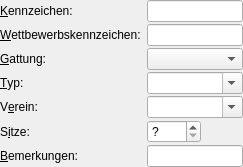
The window that src/gui/windows/objectEditor/PlaneEditorPane.ui (startkladde/startkladde) describes before a commit, drawn with Qt 5.
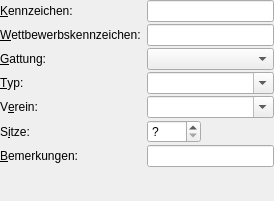
The same window after the commit. Custom widgets are drawn as their Qt base class.

What changed in the file:
```diff
--- a/src/gui/windows/objectEditor/PlaneEditorPane.ui
+++ b/src/gui/windows/objectEditor/PlaneEditorPane.ui
@@ -6,8 +6,8 @@
    <rect>
     <x>0</x>
     <y>0</y>
-    <width>243</width>
-    <height>165</height>
+    <width>274</width>
+    <height>201</height>
    </rect>
   </property>
   <property name="windowTitle">
```
Left out of the diff: 6 changed lines with no effect on the pictures.
